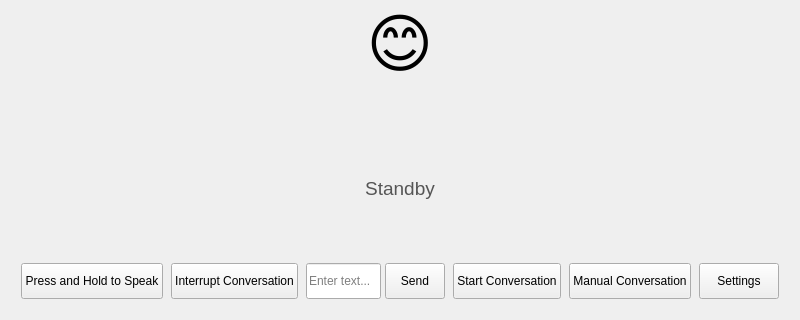
The window that src/display/gui_display.ui (lebu64/py-xiaozhi) describes before a commit, drawn with Qt 5; both pictures show x 0 to 800 and y 180 to 500 of the 800 by 500 pixel window.
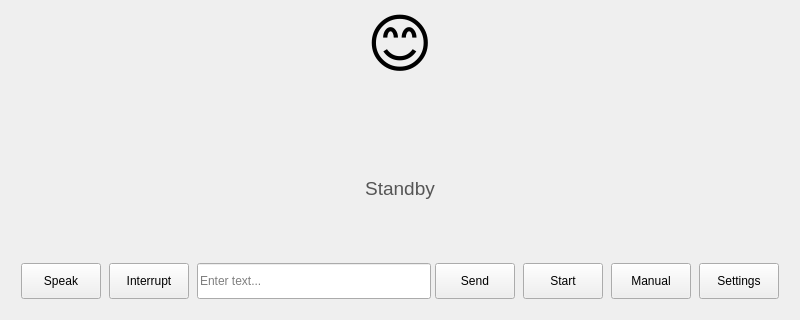
The same window after the commit.

Commit message: shorten button text

What changed in the file:
```diff
--- a/src/display/gui_display.ui
+++ b/src/display/gui_display.ui
@@ -139,7 +139,7 @@
         </size>
        </property>
        <property name="text">
-        <string>Press and Hold to Speak</string>
+        <string>Speak</string>
        </property>
       </widget>
      </item>
@@ -152,7 +152,7 @@
         </size>
        </property>
        <property name="text">
-        <string>Interrupt Conversation</string>
+        <string>Interrupt</string>
        </property>
       </widget>
      </item>
@@ -198,7 +198,7 @@
         </size>
        </property>
        <property name="text">
-        <string>Start Conversation</string>
+        <string>Start</string>
        </property>
       </widget>
      </item>
@@ -211,7 +211,7 @@
         </size>
        </property>
        <property name="text">
-        <string>Manual Conversation</string>
+        <string>Manual</string>
        </property>
       </widget>
      </item>
```
Left out of the diff: 16 changed lines with no effect on the pictures. The commit also changes 3 other files.
